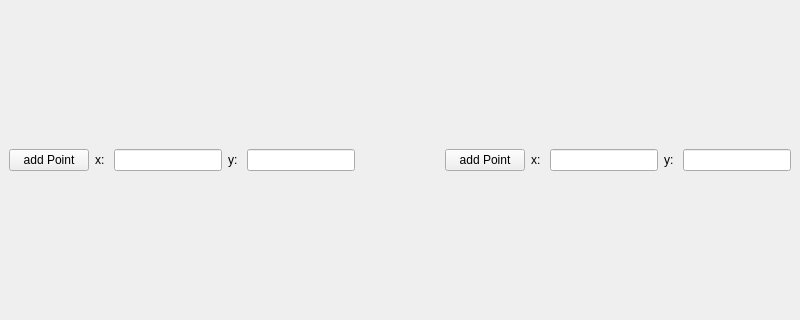
Before: the Qt Designer form mainwindow.ui in Bashar101Kh/Serial_Interface_test_01, drawn with Qt 5; both pictures show x 0 to 800 and y 138 to 458 of the 800 by 600 pixel window.
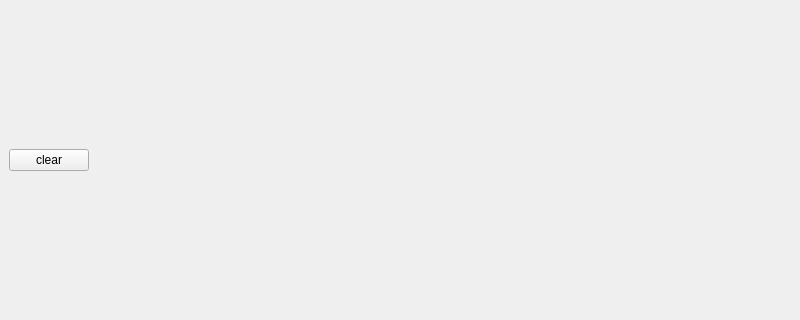
After: the same form once the commit is applied. Icons and pictures are not drawn.

```diff
--- a/mainwindow.ui
+++ b/mainwindow.ui
@@ -36,44 +36,7 @@
          <enum>Qt::DefaultContextMenu</enum>
         </property>
         <property name="text">
-         <string>add Point</string>
-        </property>
-       </widget>
-      </item>
-      <item>
-       <widget class="QLabel" name="label">
-        <property name="text">
-         <string>x: </string>
-        </property>
-       </widget>
-      </item>
-      <item>
-       <widget class="QLineEdit" name="lineEdit">
-        <property name="enabled">
-         <bool>true</bool>
-        </property>
-        <property name="sizePolicy">
-         <sizepolicy hsizetype="Expanding" vsizetype="Fixed">
-          <horstretch>0</horstretch>
-          <verstretch>0</verstretch>
-         </sizepolicy>
-        </property>
-       </widget>
-      </item>
-      <item>
-       <widget class="QLabel" name="label_2">
-        <property name="text">
-         <string>y: </string>
-        </property>
-       </widget>
-      </item>
-      <item>
-       <widget class="QLineEdit" name="lineEdit_2">
-        <property name="sizePolicy">
-         <sizepolicy hsizetype="Expanding" vsizetype="Fixed">
-          <horstretch>0</horstretch>
-          <verstretch>0</verstretch>
-         </sizepolicy>
+         <string>clear</string>
         </property>
        </widget>
       </item>
@@ -90,33 +53,6 @@
         </property>
        </spacer>
       </item>
-      <item>
-       <widget class="QPushButton" name="pushButton_2">
-        <property name="text">
-         <string>add Point</string>
-        </property>
-       </widget>
-      </item>
-      <item>
-       <widget class="QLabel" name="label_3">
-        <property name="text">
-         <string>x: </string>
-        </property>
-       </widget>
-      </item>
-      <item>
-       <widget class="QLineEdit" name="lineEdit_3"/>
-      </item>
-      <item>
-       <widget class="QLabel" name="label_4">
-        <property name="text">
-         <string>y: </string>
-        </property>
-       </widget>
-      </item>
-      <item>
-       <widget class="QLineEdit" name="lineEdit_4"/>
-      </item>
      </layout>
     </item>
    </layout>
```
